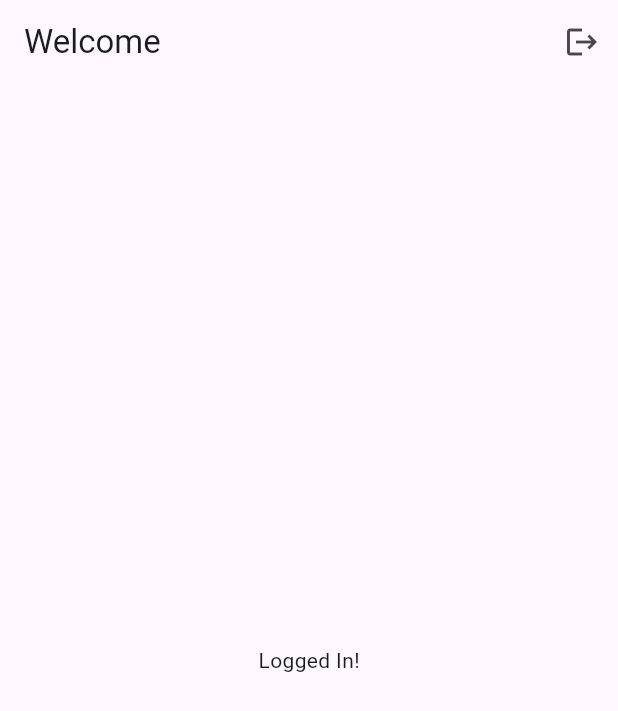
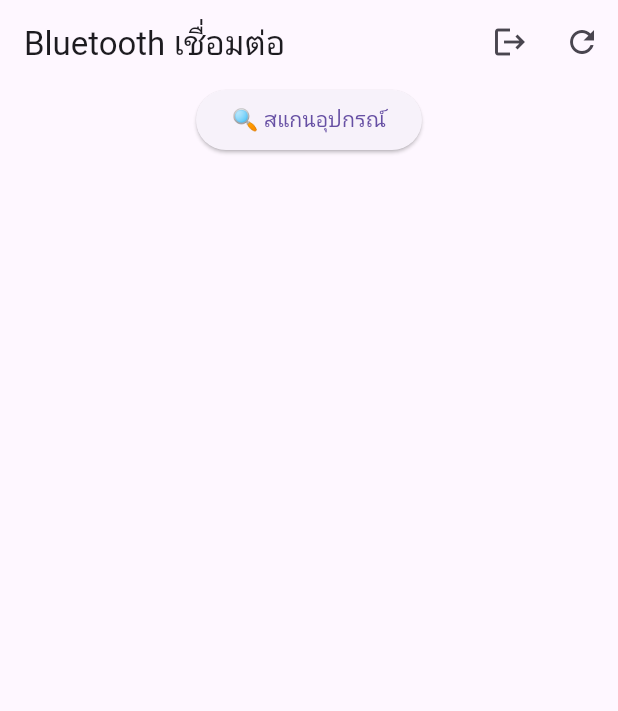
Before and after one commit to apicharburanapa/e_hong_app, a Flutter app: the HomePage screen opened directly, on a phone screen of 412 x 824 dp. Shown: the top 711 px of the screen. Run offline on Flutter 3.47's test engine with Material 3 defaults, Android fonts, the phone set to English and light mode, and no system bars; our stand-ins replace cloud_firestore, firebase_auth, firebase_core, flutter_bluetooth_serial, get, permission_handler; accounts and stored records are empty.

Commit message:
Implement Bluetooth functionality with permissions and UI updates

```diff
--- /dev/null
+++ b/lib/bindings/bluetooth_binding.dart
@@ -0,0 +1,9 @@
+import 'package:get/get.dart';
+import '../controllers/bluetooth_controller.dart';
+
+class BluetoothBinding extends Bindings {
+  @override
+  void dependencies() {
+    Get.lazyPut(() => BluetoothController());
+  }
+}
--- /dev/null
+++ b/lib/bindings/global_binding.dart
@@ -0,0 +1,11 @@
+import 'package:get/get.dart';
+import '../controllers/auth_controller.dart';
+import '../controllers/bluetooth_controller.dart';
+
+class GlobalBinding extends Bindings {
+  @override
+  void dependencies() {
+    Get.put(AuthController());           // Auth
+    Get.lazyPut(() => BluetoothController()); // Bluetooth
+  }
+}
--- a/lib/routes/app_pages.dart
+++ b/lib/routes/app_pages.dart
@@ -1,7 +1,9 @@
-import 'package:e_hong_app/bindings/auth_binding.dart';
-import 'package:e_hong_app/views/home_page.dart';
-import 'package:e_hong_app/views/login_page.dart';
 import 'package:get/get.dart';
+
+import '../bindings/auth_binding.dart';
+import '../bindings/bluetooth_binding.dart';
+import '../views/home_page.dart';
+import '../views/login_page.dart';
 
 class AppPages {
   static const INITIAL = '/login';
@@ -15,6 +17,8 @@
     GetPage(
       name: '/home',
       page: () => HomePage(),
+      binding: BluetoothBinding(),
     ),
+
   ];
 }
--- /dev/null
+++ b/lib/services/bluetooth_service.dart
@@ -0,0 +1,27 @@
+import 'dart:typed_data';
+import 'package:flutter_bluetooth_serial/flutter_bluetooth_serial.dart';
+
+class BluetoothService {
+  final FlutterBluetoothSerial _bluetooth = FlutterBluetoothSerial.instance;
+  BluetoothConnection? connection;
+
+  Future<List<BluetoothDevice>> getBondedDevices() async {
+    return await _bluetooth.getBondedDevices();
+  }
+
+  Future<void> connect(BluetoothDevice device) async {
+    connection = await BluetoothConnection.toAddress(device.address);
+  }
+
+  void send(String message) {
+    connection?.output.add(Uint8List.fromList(message.codeUnits));
+    connection?.output.allSent;
+  }
+
+  Future<void> disconnect() async {
+    await connection?.close();
+    connection = null;
+  }
+
+  bool get isConnected => connection?.isConnected ?? false;
+}
--- a/lib/views/home_page.dart
+++ b/lib/views/home_page.dart
@@ -1,23 +1,77 @@
 import 'package:flutter/material.dart';
 import 'package:get/get.dart';
 import '../controllers/auth_controller.dart';
+import '../controllers/bluetooth_controller.dart';
 
 class HomePage extends StatelessWidget {
   final AuthController authController = Get.find();
+  final BluetoothController btController = Get.find<BluetoothController>();
 
   @override
   Widget build(BuildContext context) {
     return Scaffold(
       appBar: AppBar(
-        title: Text("Welcome"),
+        title: Text("Bluetooth เชื่อมต่อ"),
         actions: [
           IconButton(
             icon: Icon(Icons.logout),
             onPressed: () => authController.logout(),
-          )
+          ),
+          IconButton(
+            icon: Icon(Icons.refresh),
+            onPressed: btController.startScan,
+          ),
         ],
       ),
-      body: Center(child: Text("Logged In!")),
+      body: Obx(() {
+        if (btController.isConnecting.value) {
+          return Center(child: CircularProgressIndicator());
+        }
+
+        if (btController.isConnected.value) {
+          return Center(
+            child: Column(
+              mainAxisAlignment: MainAxisAlignment.center,
+              children: [
+                Text(
+                  "✅ เชื่อมต่อกับ: ${btController.selectedDevice.value?.name}",
+                ),
+                SizedBox(height: 20),
+                ElevatedButton(
+                  onPressed: btController.sendUnlockCommand,
+                  child: Text("🔓 ปลดล็อก"),
+                ),
+                TextButton(
+                  onPressed: btController.disconnect,
+                  child: Text("ตัดการเชื่อมต่อ"),
+                ),
+              ],
+            ),
+          );
+        } else {
+          return Column(
+            children: [
+              ElevatedButton(
+                onPressed: btController.startScan,
+                child: Text("🔍 สแกนอุปกรณ์"),
+              ),
+              Expanded(
+                child: ListView.builder(
+                  itemCount: btController.devices.length,
+                  itemBuilder: (context, index) {
+                    final device = btController.devices[index];
+                    return ListTile(
+                      title: Text(device.name ?? "No name"),
+                      subtitle: Text(device.address),
+                      onTap: () => btController.connectToDevice(device),
+                    );
+                  },
+                ),
+              ),
+            ],
+          );
+        }
+      }),
     );
   }
 }
--- a/pubspec.yaml
+++ b/pubspec.yaml
@@ -39,6 +39,7 @@
   firebase_auth: ^5.5.4
   cloud_firestore: ^5.6.8
   flutter_bluetooth_serial: ^0.4.0
+  permission_handler: ^12.0.0+1
 
 
 dev_dependencies:
```
Also changed, not shown: lib/controllers/bluetooth_controller.dart (added, +102 -0 lines), lib/main.dart (+7 -4 lines), lib/widgets/device_tile.dart (added, +19 -0 lines), pubspec.lock, 3 other files.
